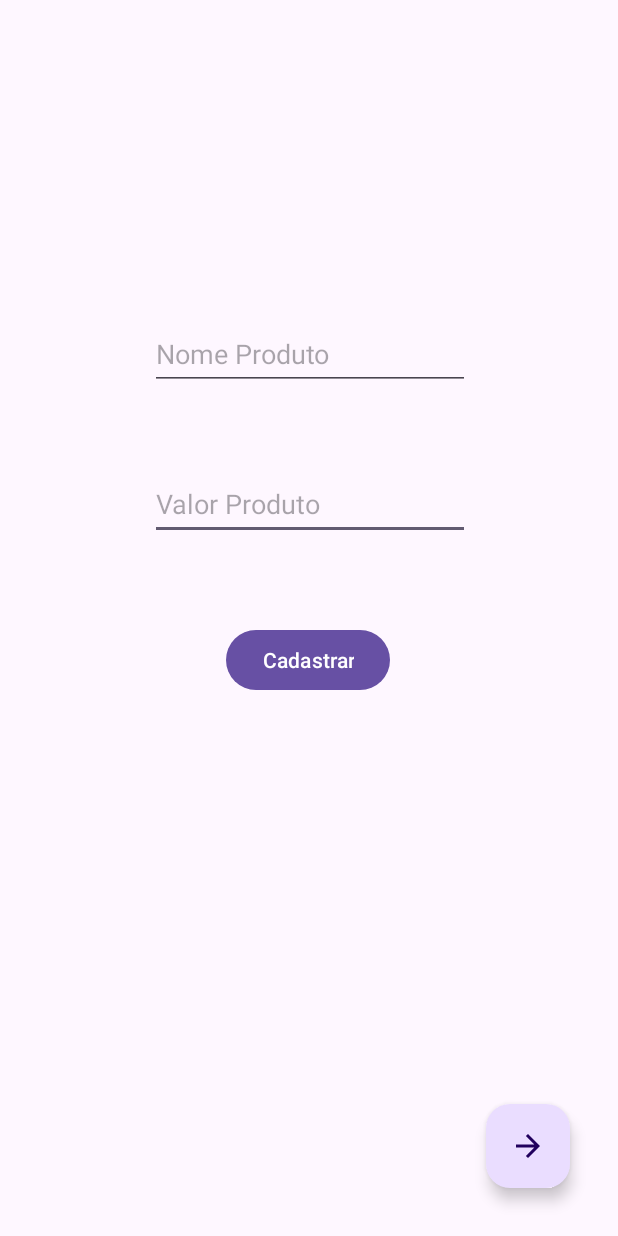
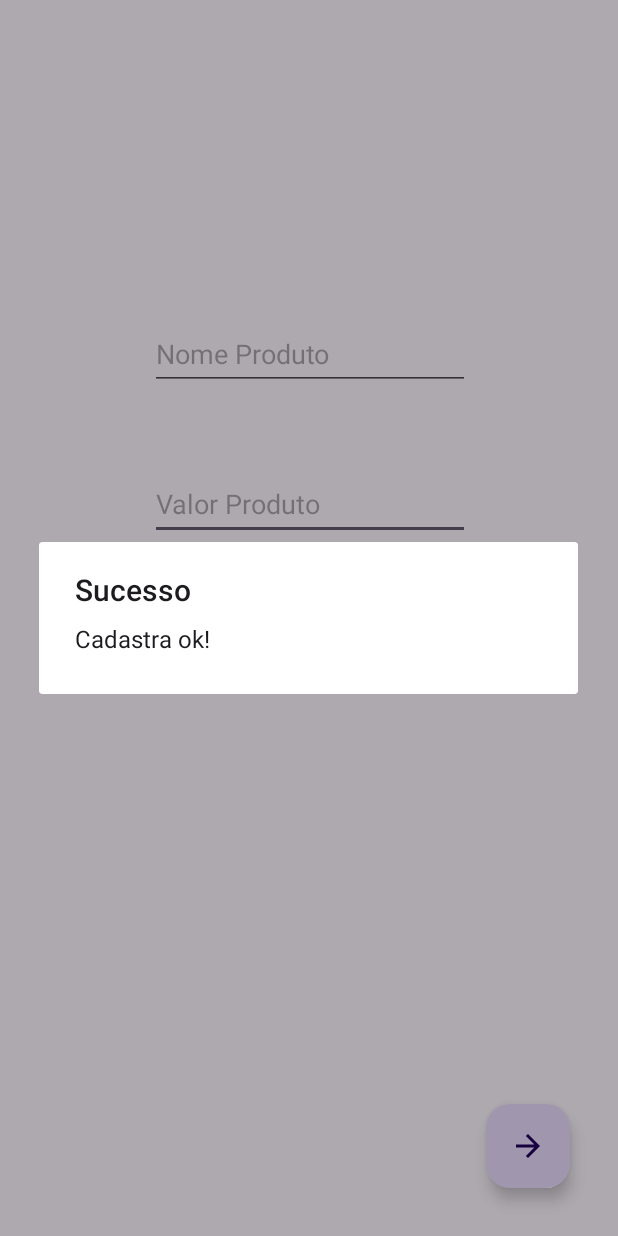
Before and after one commit to DanielZornek/AppNavegacaoTelasProduto, an Android app: the screen it shows after launch (MainActivity), after a tap on "Cadastrar", on a phone screen of 412 x 824 dp. Run offline under Robolectric (Android 15) with nearby library versions, the phone set to English and light mode, and no system bars; 1 statement that could not run was skipped.

Commit message:
alerta intuitivo ao cadastrar produto

```diff
--- a/app/src/main/java/br/edu/fatecpg/appduastelas/MainActivity.kt
+++ b/app/src/main/java/br/edu/fatecpg/appduastelas/MainActivity.kt
@@ -5,6 +5,7 @@ import android.os.Bundle
 import android.widget.Button
 import android.widget.EditText
 import androidx.activity.enableEdgeToEdge
+import androidx.appcompat.app.AlertDialog
 import androidx.appcompat.app.AppCompatActivity
 import androidx.core.view.ViewCompat
 import androidx.core.view.WindowInsetsCompat
@@ -33,6 +34,13 @@ class MainActivity : AppCompatActivity(R.layout.activity_main) {
             val nome = edtNomeProduto.text.toString();
             val preco = edtValorProduto.text.toString().toDouble();
             prod = Produto(nome, preco);
+            val builder = AlertDialog.Builder(this);
+            builder.setTitle("Sucesso");
+            builder.setMessage("Cadastra ok!");
+            val alert = builder.create();
+            alert.show();
+            edtNomeProduto.text.clear();
+            edtValorProduto.text.clear();
         }
         // enviado os dados do produto para outra tela
         fabButton.setOnClickListener(){
```
